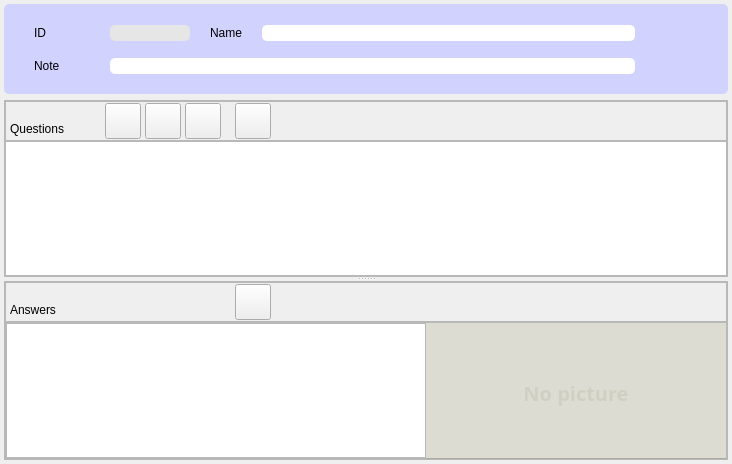
Old version of the form formeddlg.ui in the repository big-pond/Fingram.
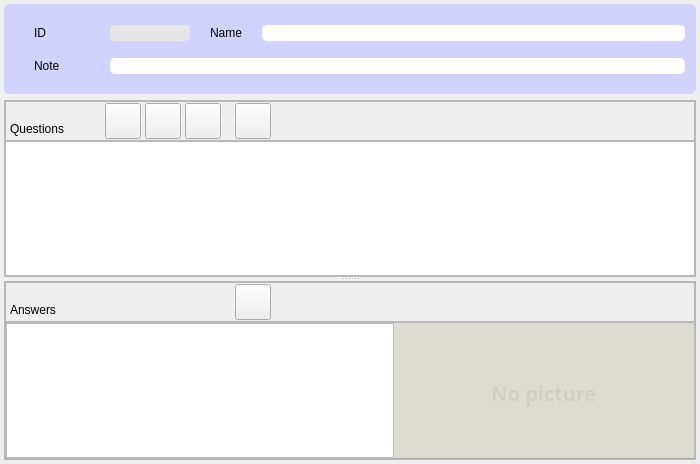
New version of the form. Icons and pictures are not drawn.

Patch:
```diff
--- a/formeddlg.ui
+++ b/formeddlg.ui
@@ -6,10 +6,16 @@
    <rect>
     <x>0</x>
     <y>0</y>
-    <width>732</width>
+    <width>700</width>
     <height>464</height>
    </rect>
   </property>
+  <property name="minimumSize">
+   <size>
+    <width>700</width>
+    <height>0</height>
+   </size>
+  </property>
   <property name="windowTitle">
    <string>Questionnaire editing</string>
   </property>
@@ -55,7 +61,7 @@
        <rect>
         <x>30</x>
         <y>10</y>
-        <width>601</width>
+        <width>651</width>
         <height>71</height>
        </rect>
       </property>
@@ -420,19 +426,19 @@
            <rect>
             <x>5</x>
             <y>18</y>
-            <width>80</width>
+            <width>100</width>
             <height>20</height>
            </rect>
           </property>
           <property name="minimumSize">
            <size>
-            <width>80</width>
+            <width>100</width>
             <height>0</height>
            </size>
           </property>
           <property name="maximumSize">
            <size>
-            <width>80</width>
+            <width>16777215</width>
             <height>16777215</height>
            </size>
           </property>
```
Left out of the diff: 14 changed lines with no effect on the pictures.
